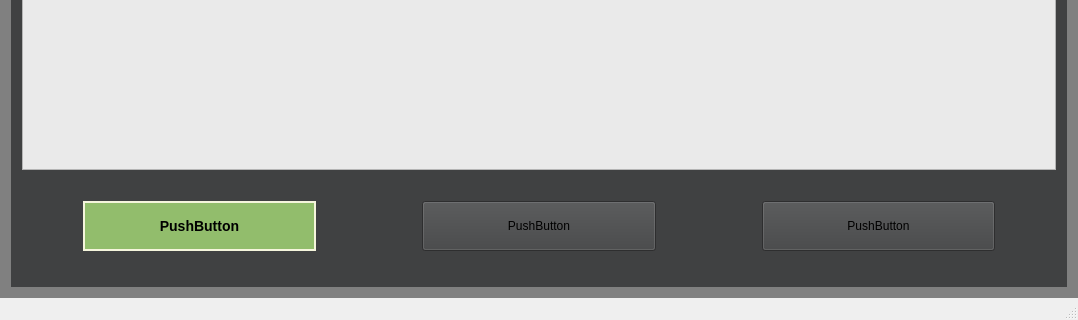
The-afroman/CS1D-vacation-project, file mainwindow.ui: the form before one commit; both pictures show x 0 to 1078 and y 375 to 695 of the 1078 by 695 pixel window.
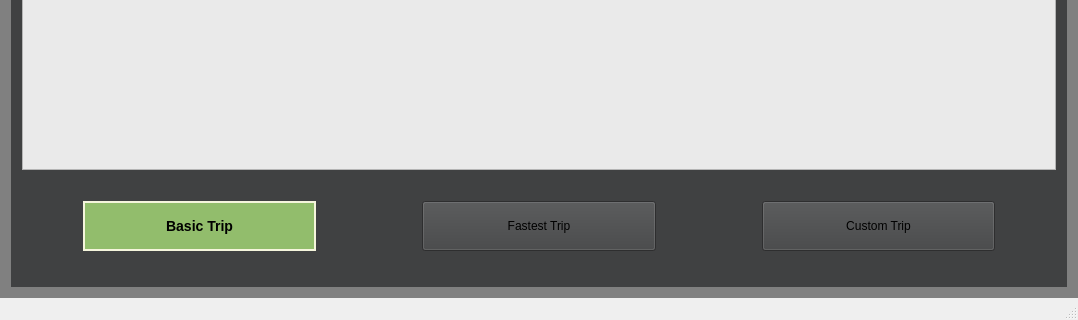
The form after the commit.

Commit message: Added style sheet to pushbuttons in mainwindow.ui

```diff
--- a/mainwindow.ui
+++ b/mainwindow.ui
@@ -48,6 +48,9 @@
             <height>100</height>
            </size>
           </property>
+          <property name="styleSheet">
+           <string notr="true"/>
+          </property>
           <layout class="QHBoxLayout" name="horizontalLayout_2">
            <item>
             <widget class="QPushButton" name="pushButton">
@@ -70,7 +73,7 @@
  font: bold 14px;</string>
              </property>
              <property name="text">
-              <string>PushButton</string>
+              <string>Basic Trip</string>
              </property>
              <property name="flat">
               <bool>false</bool>
@@ -90,7 +93,7 @@
 margin-right: 50px;</string>
              </property>
              <property name="text">
-              <string>PushButton</string>
+              <string>Fastest Trip</string>
              </property>
             </widget>
            </item>
@@ -107,7 +110,7 @@
 margin-right: 50px;</string>
              </property>
              <property name="text">
-              <string>PushButton</string>
+              <string>Custom Trip</string>
              </property>
             </widget>
            </item>
```
Left out of the diff: 11 changed lines with no effect on the pictures. The commit also changes 2 other files.
